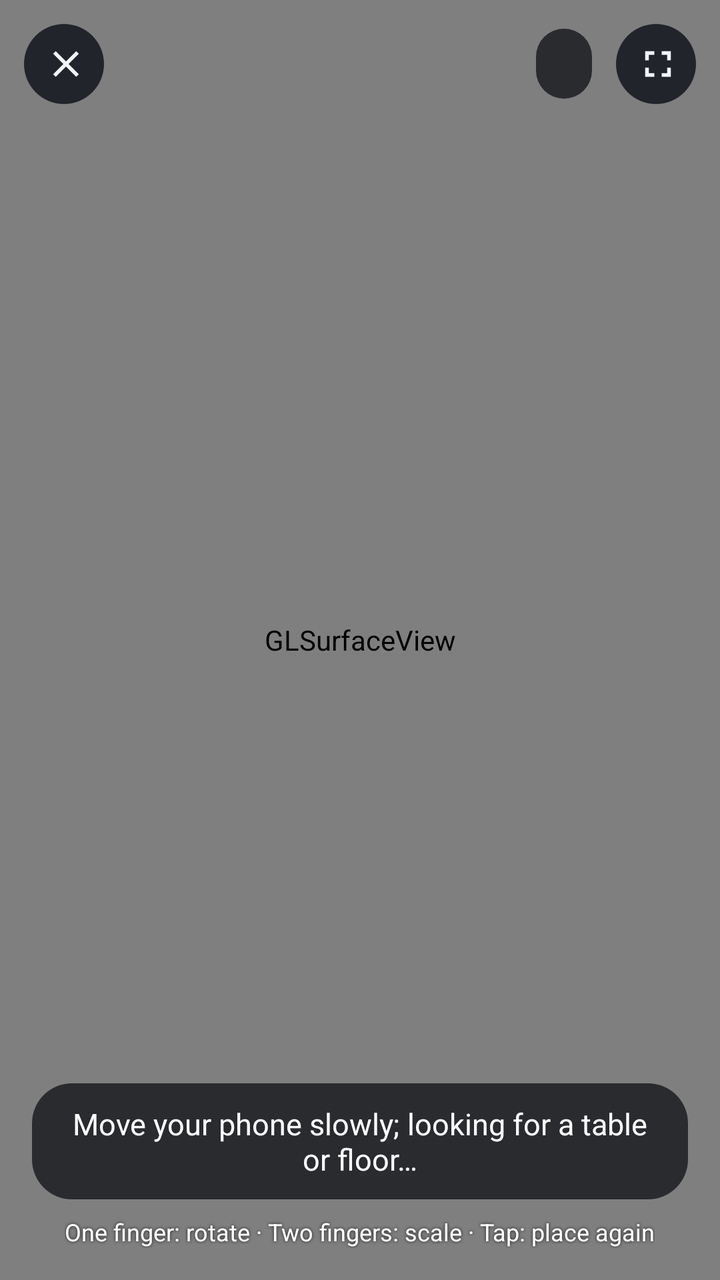
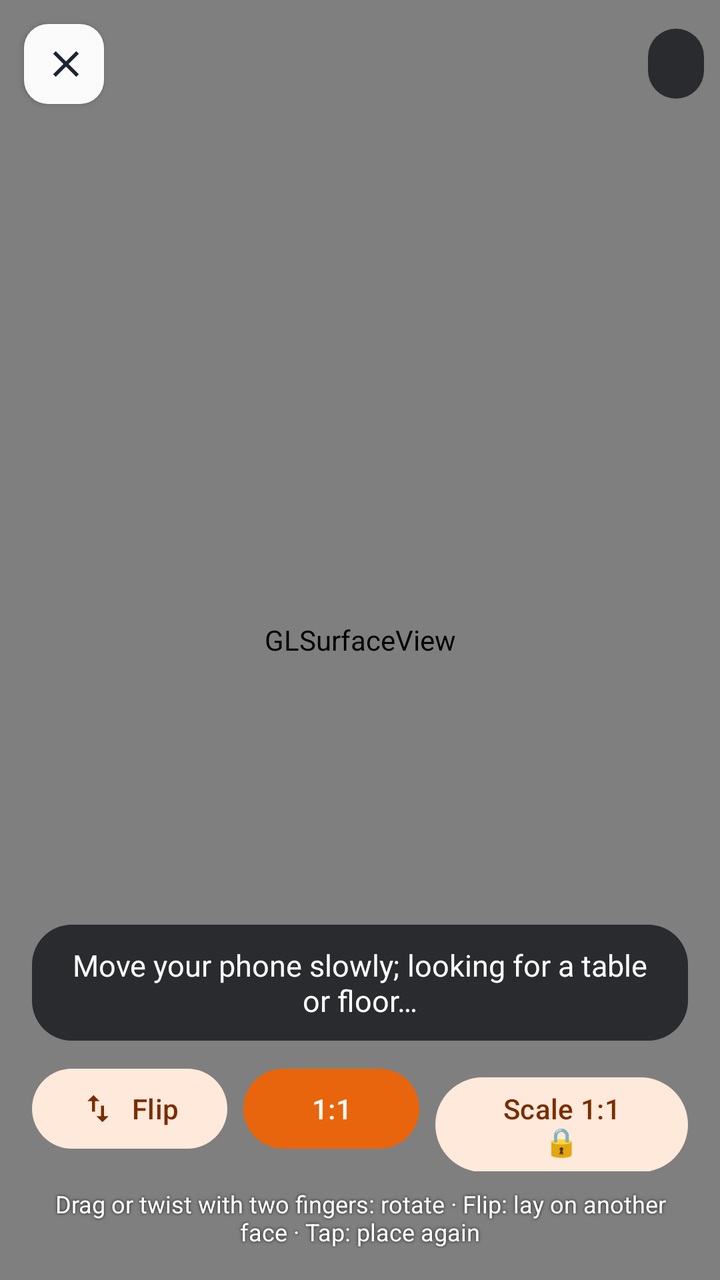

Two renders of the same Android screen: before a commit and after it. Below are the layout's source before the change and the commit's diff.
<!-- AndroidManifest.xml: activity theme Theme.StepViewer -->
<!-- res/layout/activity_ar.xml -->
<?xml version="1.0" encoding="utf-8"?>
<FrameLayout xmlns:android="http://schemas.android.com/apk/res/android"
    xmlns:app="http://schemas.android.com/apk/res-auto"
    android:id="@+id/ar_root"
    android:layout_width="match_parent"
    android:layout_height="match_parent"
    android:background="@android:color/black">

    <android.opengl.GLSurfaceView
        android:id="@+id/ar_surface"
        android:layout_width="match_parent"
        android:layout_height="match_parent" />

    <LinearLayout
        android:id="@+id/ar_top"
        android:layout_width="match_parent"
        android:layout_height="wrap_content"
        android:layout_gravity="top"
        android:gravity="center_vertical"
        android:orientation="horizontal"
        android:padding="8dp">

        <com.google.android.material.button.MaterialButton
            android:id="@+id/ar_close"
            style="@style/SideButton"
            android:layout_marginBottom="0dp"
            android:contentDescription="@string/section_close"
            app:icon="@drawable/ic_close" />

        <View
            android:layout_width="0dp"
            android:layout_height="1dp"
            android:layout_weight="1" />

        <TextView
            android:id="@+id/ar_scale"
            android:layout_width="wrap_content"
            android:layout_height="wrap_content"
            android:background="@drawable/ar_pill"
            android:paddingLeft="14dp"
            android:paddingTop="8dp"
            android:paddingRight="14dp"
            android:paddingBottom="8dp"
            android:textColor="@android:color/white"
            android:textSize="14sp" />

        <com.google.android.material.button.MaterialButton
            android:id="@+id/ar_reset"
            style="@style/SideButton"
            android:layout_marginStart="8dp"
            android:layout_marginBottom="0dp"
            android:contentDescription="@string/ar_reset"
            app:icon="@drawable/ic_fit" />
    </LinearLayout>

    <LinearLayout
        android:id="@+id/ar_bottom"
        android:layout_width="match_parent"
        android:layout_height="wrap_content"
        android:layout_gravity="bottom"
        android:gravity="center"
        android:orientation="vertical"
        android:padding="16dp">

        <TextView
            android:id="@+id/ar_hint"
            android:layout_width="wrap_content"
            android:layout_height="wrap_content"
            android:background="@drawable/ar_pill"
            android:gravity="center"
            android:paddingLeft="18dp"
            android:paddingTop="10dp"
            android:paddingRight="18dp"
            android:paddingBottom="10dp"
            android:text="@string/ar_hint_move"
            android:textColor="@android:color/white"
            android:textSize="15sp" />

        <TextView
            android:layout_width="wrap_content"
            android:layout_height="wrap_content"
            android:layout_marginTop="8dp"
            android:gravity="center"
            android:shadowColor="#CC000000"
            android:shadowRadius="4"
            android:text="@string/ar_gestures"
            android:textColor="@android:color/white"
            android:textSize="12sp" />
    </LinearLayout>
</FrameLayout>
<!-- resources referenced by this layout -->
<resources>
  <!-- drawable ar_pill (drawable) -->
  <?xml version="1.0" encoding="utf-8"?>
  <shape xmlns:android="http://schemas.android.com/apk/res/android" android:shape="rectangle">
      <solid android:color="#CC14171C" />
      <corners android:radius="20dp" />
  </shape>
  <!-- drawable ic_fit (drawable) -->
  <?xml version="1.0" encoding="utf-8"?>
  <vector xmlns:android="http://schemas.android.com/apk/res/android"
      android:width="24dp"
      android:height="24dp"
      android:tint="?attr/colorControlNormal"
      android:viewportWidth="24"
      android:viewportHeight="24">
      <path android:fillColor="@android:color/white" android:pathData="M7,14H5v5h5v-2H7v-3zM5,10h2V7h3V5H5v5zM17,17h-3v2h5v-5h-2v3zM14,5v2h3v3h2V5h-5z" />
  </vector>
  <string name="ar_gestures">One finger: rotate · Two fingers: scale · Tap: place again</string>
  <string name="ar_hint_move">Move your phone slowly; looking for a table or floor…</string>
  <string name="ar_reset">Back to real size</string>
  <string name="section_close">Close section</string>
  <style name="SideButton" parent="Widget.Material3.Button.IconButton.Filled.Tonal">
          <item name="android:layout_width">48dp</item>
          <item name="android:layout_height">48dp</item>
          <item name="android:layout_marginBottom">8dp</item>
          <item name="iconSize">22dp</item>
          <item name="backgroundTint">@color/surface</item>
          <item name="iconTint">@color/text</item>
      </style>
  <style name="Theme.StepViewer" parent="Theme.Material3.Dark.NoActionBar">
          <item name="colorPrimary">@color/accent</item>
          <item name="colorOnPrimary">#FF002544</item>
          <item name="colorPrimaryContainer">@color/accent_dark</item>
          <item name="colorOnPrimaryContainer">#FFD3E4FF</item>
          <item name="colorSecondary">@color/measure</item>
          <item name="colorSurface">#FF1C2027</item>
          <item name="colorOnSurface">@color/text</item>
          <item name="colorSurfaceContainer">#FF1F232B</item>
          <item name="colorSurfaceContainerHigh">#FF262B34</item>
          <item name="android:colorBackground">@color/background</item>
          <item name="android:windowBackground">@color/background</item>
          <item name="android:statusBarColor">@android:color/transparent</item>
          <item name="android:navigationBarColor">@android:color/transparent</item>
          <item name="android:windowLightStatusBar">false</item>
      </style>
  <color name="surface">#F01C2027</color>
  <color name="text">#FFF2F4F7</color>
  <color name="accent">#FF5AB0FF</color>
  <color name="accent_dark">#FF0B3A66</color>
  <color name="measure">#FFFF8C00</color>
  <color name="background">#FF13161B</color>
  <!-- unchanged entries left out for length: 1 -->
</resources>

<!-- the commit's change to res/layout/activity_ar.xml (unified diff, before → after) -->
@@ -41,16 +41,10 @@
             android:paddingTop="8dp"
             android:paddingRight="14dp"
             android:paddingBottom="8dp"
+            android:gravity="end"
             android:textColor="@android:color/white"
             android:textSize="14sp" />
 
-        <com.google.android.material.button.MaterialButton
-            android:id="@+id/ar_reset"
-            style="@style/SideButton"
-            android:layout_marginStart="8dp"
-            android:layout_marginBottom="0dp"
-            android:contentDescription="@string/ar_reset"
-            app:icon="@drawable/ic_fit" />
     </LinearLayout>
 
     <LinearLayout
@@ -76,6 +70,39 @@
             android:textColor="@android:color/white"
             android:textSize="15sp" />
 
+        <LinearLayout
+            android:layout_width="wrap_content"
+            android:layout_height="wrap_content"
+            android:layout_marginTop="10dp"
+            android:orientation="horizontal">
+
+            <com.google.android.material.button.MaterialButton
+                android:id="@+id/ar_flip"
+                style="@style/Widget.Material3.Button.TonalButton"
+                android:layout_width="wrap_content"
+                android:layout_height="wrap_content"
+                android:text="@string/ar_flip"
+                app:icon="@drawable/ic_flip" />
+
+            <com.google.android.material.button.MaterialButton
+                android:id="@+id/ar_reset"
+                style="@style/Widget.Material3.Button"
+                android:layout_width="wrap_content"
+                android:layout_height="wrap_content"
+                android:layout_marginStart="8dp"
+                android:contentDescription="@string/ar_reset"
+                android:text="1:1" />
+
+            <com.google.android.material.button.MaterialButton
+                android:id="@+id/ar_lock"
+                style="@style/Widget.Material3.Button.TonalButton"
+                android:layout_width="wrap_content"
+                android:layout_height="wrap_content"
+                android:layout_marginStart="8dp"
+                android:checkable="true"
+                android:text="@string/ar_scale_locked" />
+        </LinearLayout>
+
         <TextView
             android:layout_width="wrap_content"
             android:layout_height="wrap_content"
<!-- resource entries referenced after the edit -->
@@ -6,7 +6,7 @@
       <solid android:color="#CC14171C" />
       <corners android:radius="20dp" />
   </shape>
-  <!-- drawable ic_fit (drawable) -->
+  <!-- drawable ic_flip (drawable) -->
   <?xml version="1.0" encoding="utf-8"?>
   <vector xmlns:android="http://schemas.android.com/apk/res/android"
       android:width="24dp"
@@ -14,11 +14,13 @@
       android:tint="?attr/colorControlNormal"
       android:viewportWidth="24"
       android:viewportHeight="24">
-      <path android:fillColor="@android:color/white" android:pathData="M7,14H5v5h5v-2H7v-3zM5,10h2V7h3V5H5v5zM17,17h-3v2h5v-5h-2v3zM14,5v2h3v3h2V5h-5z" />
+      <path android:fillColor="@android:color/white" android:pathData="M16,17.01V10h-2v7.01h-3L15,21l4,-3.99h-3zM9,3L5,6.99h3V14h2V6.99h3L9,3z" />
   </vector>
-  <string name="ar_gestures">One finger: rotate · Two fingers: scale · Tap: place again</string>
+  <string name="ar_flip">Flip</string>
+  <string name="ar_gestures">Drag or twist with two fingers: rotate · Flip: lay on another face · Tap: place again</string>
   <string name="ar_hint_move">Move your phone slowly; looking for a table or floor…</string>
   <string name="ar_reset">Back to real size</string>
+  <string name="ar_scale_locked">Scale 1:1 🔒</string>
   <string name="section_close">Close section</string>
   <style name="SideButton" parent="Widget.Material3.Button.IconButton.Filled.Tonal">
           <item name="android:layout_width">48dp</item>
@@ -27,29 +29,46 @@
           <item name="iconSize">22dp</item>
           <item name="backgroundTint">@color/surface</item>
           <item name="iconTint">@color/text</item>
+          <item name="shapeAppearance">@style/ShapeAppearance.Material3.Corner.Medium</item>
+          <item name="android:elevation">2dp</item>
       </style>
-  <style name="Theme.StepViewer" parent="Theme.Material3.Dark.NoActionBar">
+  <style name="Theme.StepViewer" parent="Theme.Material3.DayNight.NoActionBar">
           <item name="colorPrimary">@color/accent</item>
-          <item name="colorOnPrimary">#FF002544</item>
-          <item name="colorPrimaryContainer">@color/accent_dark</item>
-          <item name="colorOnPrimaryContainer">#FFD3E4FF</item>
-          <item name="colorSecondary">@color/measure</item>
-          <item name="colorSurface">#FF1C2027</item>
+          <item name="colorOnPrimary">@color/on_accent</item>
+          <item name="colorPrimaryContainer">@color/accent_container</item>
+          <item name="colorOnPrimaryContainer">@color/on_accent_container</item>
+          <item name="colorSecondary">@color/accent</item>
+          <item name="colorOnSecondary">@color/on_accent</item>
+          <item name="colorSecondaryContainer">@color/accent_container</item>
+          <item name="colorOnSecondaryContainer">@color/on_accent_container</item>
+          <item name="colorTertiary">@color/select</item>
+          <item name="colorSurface">@color/surface_solid</item>
           <item name="colorOnSurface">@color/text</item>
-          <item name="colorSurfaceContainer">#FF1F232B</item>
-          <item name="colorSurfaceContainerHigh">#FF262B34</item>
+          <item name="colorOnSurfaceVariant">@color/text_secondary</item>
+          <item name="colorSurfaceContainerLowest">@color/surface_solid</item>
+          <item name="colorSurfaceContainerLow">@color/surface_solid</item>
+          <item name="colorSurfaceContainer">@color/surface_solid</item>
+          <item name="colorSurfaceContainerHigh">@color/surface_solid</item>
+          <item name="colorSurfaceContainerHighest">@color/surface_variant</item>
+          <item name="colorOutlineVariant">@color/outline</item>
           <item name="android:colorBackground">@color/background</item>
           <item name="android:windowBackground">@color/background</item>
           <item name="android:statusBarColor">@android:color/transparent</item>
           <item name="android:navigationBarColor">@android:color/transparent</item>
-          <item name="android:windowLightStatusBar">false</item>
+          <item name="android:windowLightStatusBar">@bool/light_bars</item>
       </style>
-  <color name="surface">#F01C2027</color>
-  <color name="text">#FFF2F4F7</color>
-  <color name="accent">#FF5AB0FF</color>
-  <color name="accent_dark">#FF0B3A66</color>
-  <color name="measure">#FFFF8C00</color>
-  <color name="background">#FF13161B</color>
+  <color name="surface">#F7FFFFFF</color>
+  <color name="text">#FF1D2433</color>
+  <color name="accent">#FFE8650E</color>
+  <color name="on_accent">#FFFFFFFF</color>
+  <color name="accent_container">#FFFFE9DA</color>
+  <color name="on_accent_container">#FF7A2E00</color>
+  <color name="select">#FF2F7BD8</color>
+  <color name="surface_solid">#FFFFFFFF</color>
+  <color name="text_secondary">#FF5B6475</color>
+  <color name="surface_variant">#FFEEF1F5</color>
+  <color name="outline">#1F1D2433</color>
+  <color name="background">#FFF3F5F8</color>
   <!-- unchanged entries left out for length: 1 -->
 </resources>
 
